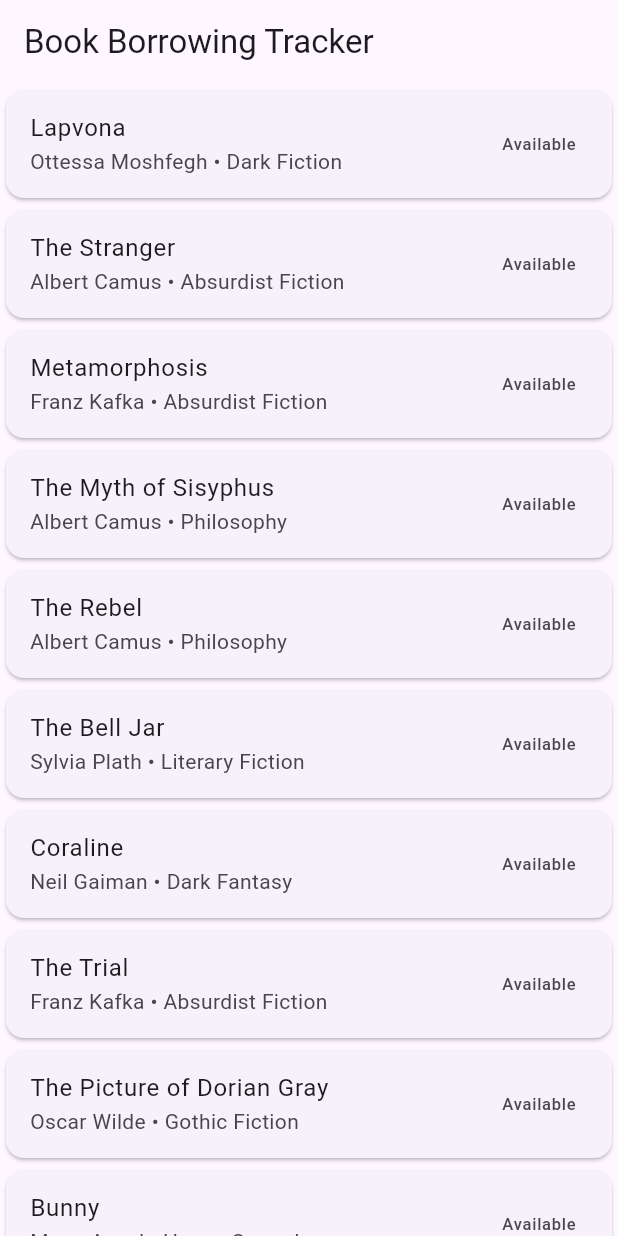
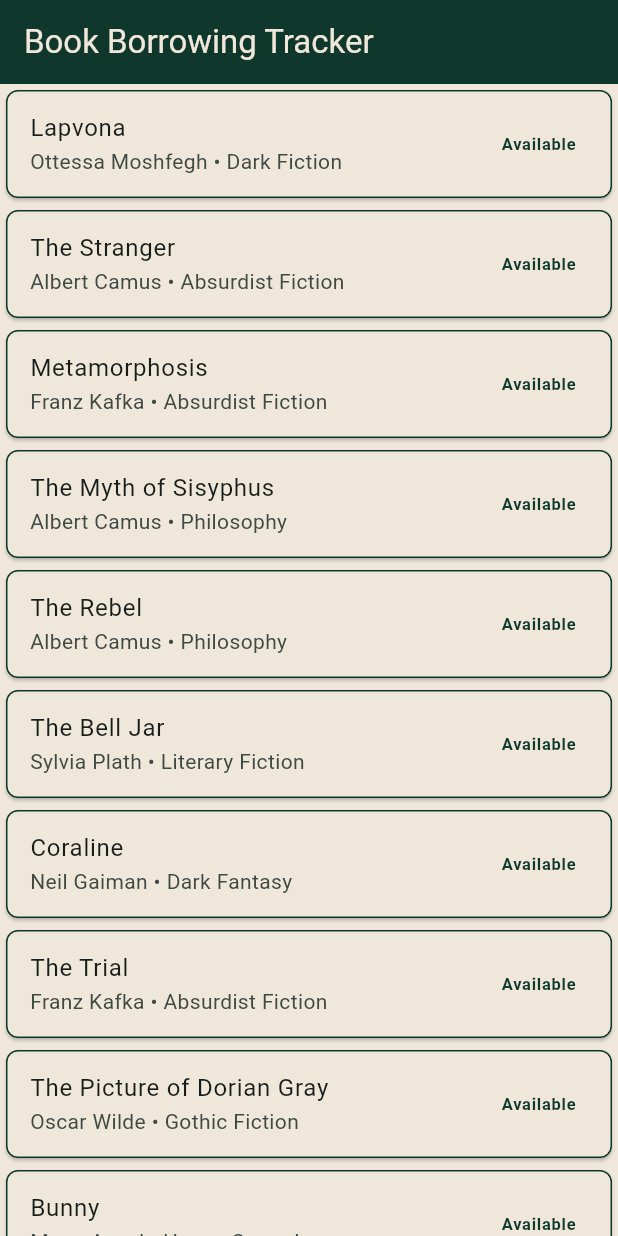
Before and after one commit to Oniroi0/CSIT284-Capstone-Deriquito, a Flutter app: the screen it shows after launch, on a phone screen of 412 x 824 dp. Run offline on Flutter 3.47's test engine with Material 3 defaults, Android fonts, the phone set to English and light mode, and no system bars.

Commit message:
changed color scheme

```diff
--- a/capstone_deriquito/analysis_options.yaml
+++ b/capstone_deriquito/analysis_options.yaml
@@ -7,6 +7,15 @@
 
 # The following line activates a set of recommended lints for Flutter apps,
 # packages, and plugins designed to encourage good coding practices.
+analyzer:
+  exclude:
+    - build/**
+    - android/**
+    - ios/**
+    - web/**
+    - windows/**
+    - macos/**
+    - linux/**
 include: package:flutter_lints/flutter.yaml
 
 linter:
--- a/capstone_deriquito/lib/main.dart
+++ b/capstone_deriquito/lib/main.dart
@@ -12,6 +12,19 @@ class MyApp extends StatelessWidget {
   Widget build(BuildContext context) {
     return MaterialApp(
       title: 'Book Borrowing Tracker',
+      theme: ThemeData(
+        scaffoldBackgroundColor: const Color(0xFFEFE7DA),
+        colorScheme: ColorScheme.fromSeed(
+          seedColor: const Color(0xFF0F372B),
+          primary: const Color(0xFF0F372B),
+          secondary: const Color(0xFFE8392B),
+          surface: const Color(0xFFEFE7DA),
+        ),
+        appBarTheme: const AppBarTheme(
+          backgroundColor: Color(0xFF0F372B),
+          foregroundColor: Color(0xFFEFE7DA),
+        ),
+      ),
       home: const HomeScreen(),
     );
   }
--- a/capstone_deriquito/lib/widgets/book_card.dart
+++ b/capstone_deriquito/lib/widgets/book_card.dart
@@ -10,10 +10,23 @@ class BookCard extends StatelessWidget {
   @override
   Widget build(BuildContext context) {
     return Card(
+      color: const Color(0xFFEFE7DA),
+      shape: RoundedRectangleBorder(
+        side: const BorderSide(color: Color(0xFF0F372B)),
+        borderRadius: BorderRadius.circular(8),
+      ),
       child: ListTile(
         title: Text(book.title),
         subtitle: Text('${book.author} • ${book.genre.title}'),
-        trailing: Text(book.isBorrowed ? 'Borrowed' : 'Available'),
+        trailing: Text(
+          book.isBorrowed ? 'Borrowed' : 'Available',
+          style: TextStyle(
+            color: book.isBorrowed
+                ? const Color(0xFFE8392B)
+                : const Color(0xFF0F372B),
+            fontWeight: FontWeight.bold,
+          ),
+        ),
         onTap: () {
           Navigator.push(
             context,
```
Also changed, not shown: capstone_deriquito/pubspec.lock.
